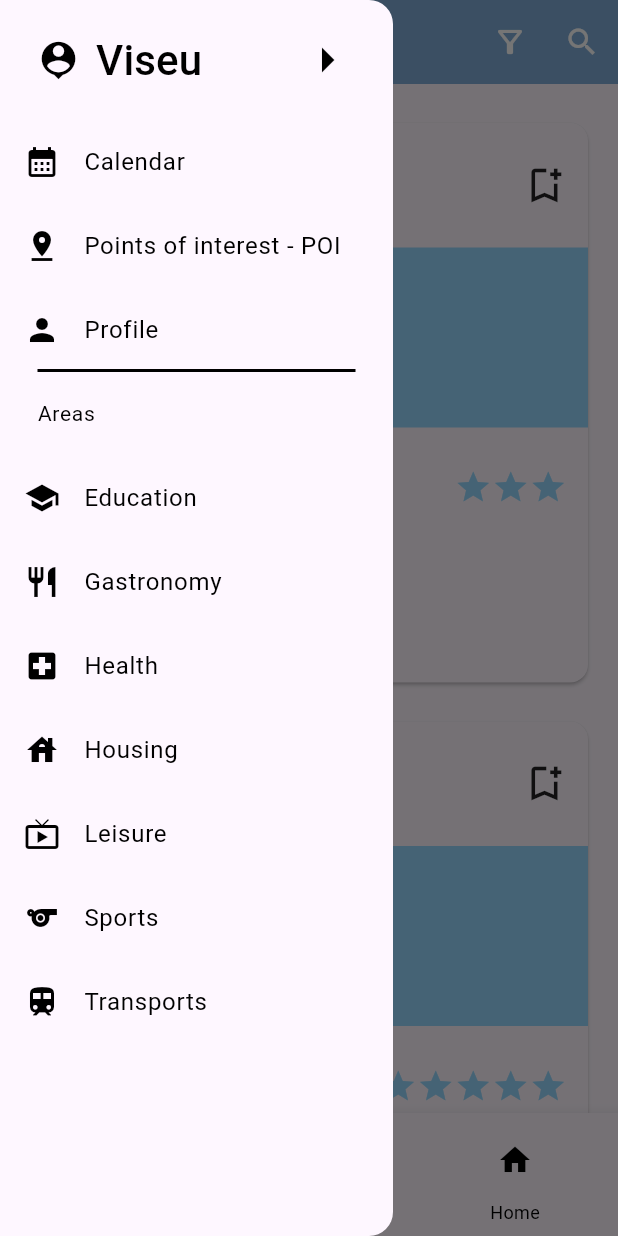
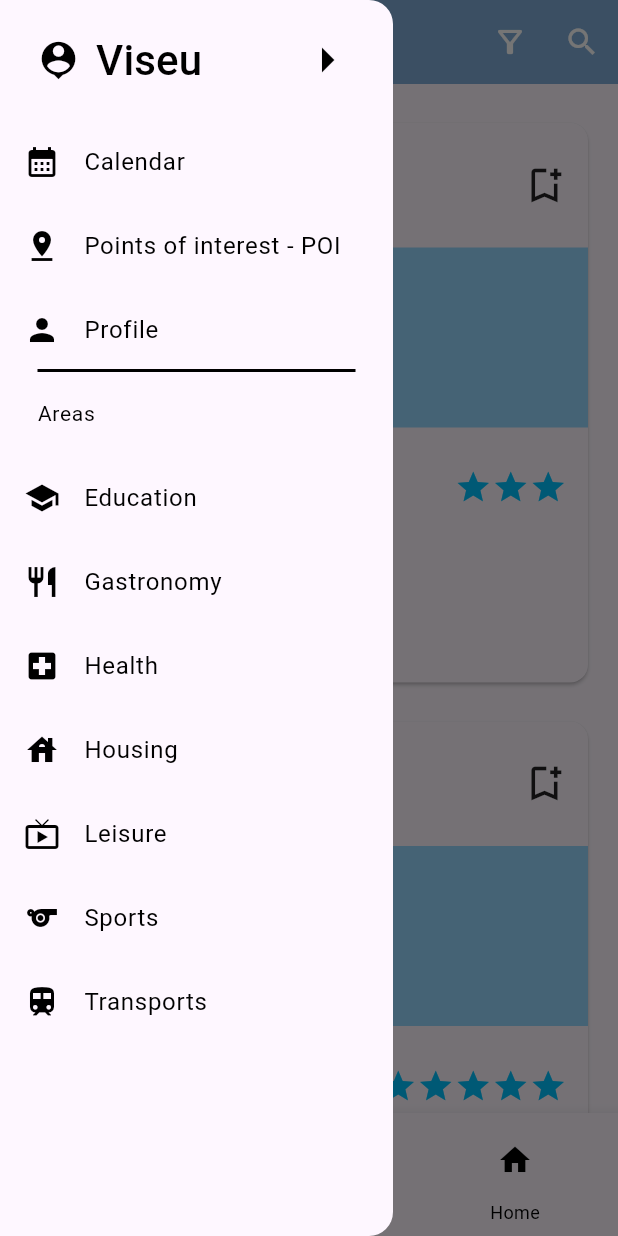
Before and after one commit to WildKoala23/Softshares, a Flutter app: the PointsOfInterest screen opened by its route, with the side drawer open, on a phone screen of 412 x 824 dp. Run offline on Flutter 3.47's test engine with Material 3 defaults, Android fonts, the phone set to English and light mode, and no system bars; our stand-ins replace google_fonts, table_calendar; missing offline and left inert: dev_icons; network calls fail.

Commit message:
changed colors in components

```diff
--- a/lib/Components/POICard.dart
+++ b/lib/Components/POICard.dart
@@ -13,14 +13,14 @@ class POICard extends StatefulWidget {
 class _POIState extends State<POICard> {
   @override
   Widget build(BuildContext context) {
+    final colorScheme = Theme.of(context).colorScheme;
     return Card(
-
       margin: EdgeInsets.fromLTRB(26, 26, 20, 0),
       child: Column(
         children: [
           Padding(
             padding: const EdgeInsets.fromLTRB(14.0, 20.0, 14.0, 20.0),
-            child: cardHeader(),
+            child: cardHeader(colorScheme),
           ),
           //If image == null, put color instead
           widget.pointOfInterest.getImage() == null
@@ -31,7 +31,7 @@ class _POIState extends State<POICard> {
               : Image.asset(widget.pointOfInterest.getImage()!),
           Padding(
             padding: const EdgeInsets.all(14.0),
-            child: textContent(),
+            child: textContent(colorScheme),
           ),
           Padding(
             padding: const EdgeInsets.only(
@@ -49,7 +49,7 @@ class _POIState extends State<POICard> {
     );
   }
 
-  Row textContent() {
+  Row textContent(ColorScheme colorScheme) {
     return Row(
       mainAxisAlignment: MainAxisAlignment.spaceBetween,
       children: [
@@ -62,23 +62,23 @@ class _POIState extends State<POICard> {
             ),
             Text(
               widget.pointOfInterest.getSubCategory(),
-              style: TextStyle(color: Color(0xFF49454F), fontSize: 16),
+              style: TextStyle(color: colorScheme.onTertiary, fontSize: 16),
             )
           ],
         ),
         Row(
             children: List.generate(
                 widget.pointOfInterest.getAval(),
-                (start) => const Icon(
+                (start) => Icon(
                       Icons.star,
-                      color: Color.fromARGB(255, 150, 216, 255),
+                      color: colorScheme.secondary,
                       size: 25,
                     )))
       ],
     );
   }
 
-  Row cardHeader() {
+  Row cardHeader(ColorScheme colorScheme) {
     return Row(
       mainAxisAlignment: MainAxisAlignment.spaceBetween,
       children: [
@@ -89,7 +89,7 @@ class _POIState extends State<POICard> {
               height: 40,
               width: 40,
               decoration: BoxDecoration(
-                  color: Color(0xff00C2FF),
+                  color: colorScheme.secondary,
                   border: Border.all(width: 3, color: Colors.transparent),
                   borderRadius: BorderRadius.circular(95)),
               child: Center(
@@ -97,8 +97,8 @@ class _POIState extends State<POICard> {
                   child: widget.pointOfInterest.profilePic != null
                       ? Text(
                           widget.pointOfInterest.getFirstName()[0],
-                          style: const TextStyle(
-                              fontSize: 20, color: Colors.white),
+                          style:  TextStyle(
+                              fontSize: 20, color: colorScheme.onPrimary),
                         )
                       : const Text('PP')),
             ),
--- a/lib/Components/appBar.dart
+++ b/lib/Components/appBar.dart
@@ -15,7 +15,7 @@ class MyAppBar extends StatelessWidget implements PreferredSizeWidget {
   Widget build(BuildContext context) {
     final colorScheme = Theme.of(context).colorScheme;
     return AppBar(
-      backgroundColor: colorScheme.onSecondary,
+      backgroundColor: colorScheme.primary,
       foregroundColor: colorScheme.onPrimary,
       title: Text(title),
       actions: [
--- a/lib/Components/bottomNavBar.dart
+++ b/lib/Components/bottomNavBar.dart
@@ -6,11 +6,12 @@ class MyBottomBar extends StatelessWidget {
 
   @override
   Widget build(BuildContext context) {
+    final colorScheme = Theme.of(context).colorScheme;
     return BottomNavigationBar(
-      fixedColor: Colors.black,
+      fixedColor: colorScheme.onSecondary,
       showUnselectedLabels: true,
       showSelectedLabels: true,
-      unselectedItemColor: Colors.black,
+      unselectedItemColor: colorScheme.onSecondary,
       items: [
         BottomNavigationBarItem(
           icon: IconButton(
--- a/lib/Components/customCheckbox.dart
+++ b/lib/Components/customCheckbox.dart
@@ -14,6 +14,7 @@ class customCheckbox extends StatefulWidget {
 class _customCheckboxState extends State<customCheckbox> {
   late List<bool> selectedOptions;
 
+
   @override
   void initState() {
     super.initState();
@@ -23,6 +24,7 @@ class _customCheckboxState extends State<customCheckbox> {
 
   @override
   Widget build(BuildContext context) {
+    final colorScheme = Theme.of(context).colorScheme;
     return Column(
       crossAxisAlignment: CrossAxisAlignment.start,
       children: [
--- a/lib/Components/drawer.dart
+++ b/lib/Components/drawer.dart
@@ -18,12 +18,13 @@ class myDrawer extends StatelessWidget {
 
   @override
   Widget build(BuildContext context) {
+    final colorScheme = Theme.of(context).colorScheme;
     return Drawer(
       width: 262,
       child: ListView(
         padding: const EdgeInsets.all(0),
         children: [
-          SafeArea(child: header()),
+          SafeArea(child: header(colorScheme)),
           ListTile(
             leading: const Icon(Icons.calendar_month),
             title: const Text('Calendar'),
@@ -68,7 +69,7 @@ class myDrawer extends StatelessWidget {
     );
   }
 
-  Container header() {
+  Container header(ColorScheme scheme) {
     // ignore: sized_box_for_whitespace
     return Container(
       //alignment: Alignment.bottomCenter,
@@ -85,9 +86,9 @@ class myDrawer extends StatelessWidget {
             children: [
               Row(
                 children: [
-                  const Icon(
+                  Icon(
                     Icons.location_history,
-                    color: Colors.black,
+                    color: scheme.onSecondary,
                     size: 30,
                   ),
                   const SizedBox(
@@ -95,14 +96,14 @@ class myDrawer extends StatelessWidget {
                   ),
                   Text(
                     location,
-                    style: const TextStyle(fontSize: 28, color: Colors.black),
+                    style: TextStyle(fontSize: 28, color: scheme.onSecondary),
                   ),
                 ],
               ),
-              const Icon(
+              Icon(
                 Icons.arrow_right,
                 size: 40,
-                color: Colors.black,
+                color: scheme.onSecondary,
               ),
             ],
           )),
--- a/lib/main.dart
+++ b/lib/main.dart
@@ -20,13 +20,14 @@ final lightColorScheme = const ColorScheme(
     primary: Color(0xff80ADD7),
     onPrimary: Colors.white,
     secondary: Color(0xff00C2FF),
-    onSecondary: Color(0xff80ADD7),
+    onSecondary: Colors.black,
     error: Colors.red,
     onError: Colors.white,
     background: Colors.white,
     onBackground: Colors.black,
     surface: Color(0xFFFEF7FF),
-    onSurface: Colors.black);
+    onSurface: Colors.black,
+    onTertiary: Color(0xFF49454F));
 
 void main() {
   List<String> areas = [
```
Also changed, not shown: lib/Components/formAppBar.dart (+3 -7 lines), lib/Components/forumCard.dart (+9 -8 lines).
